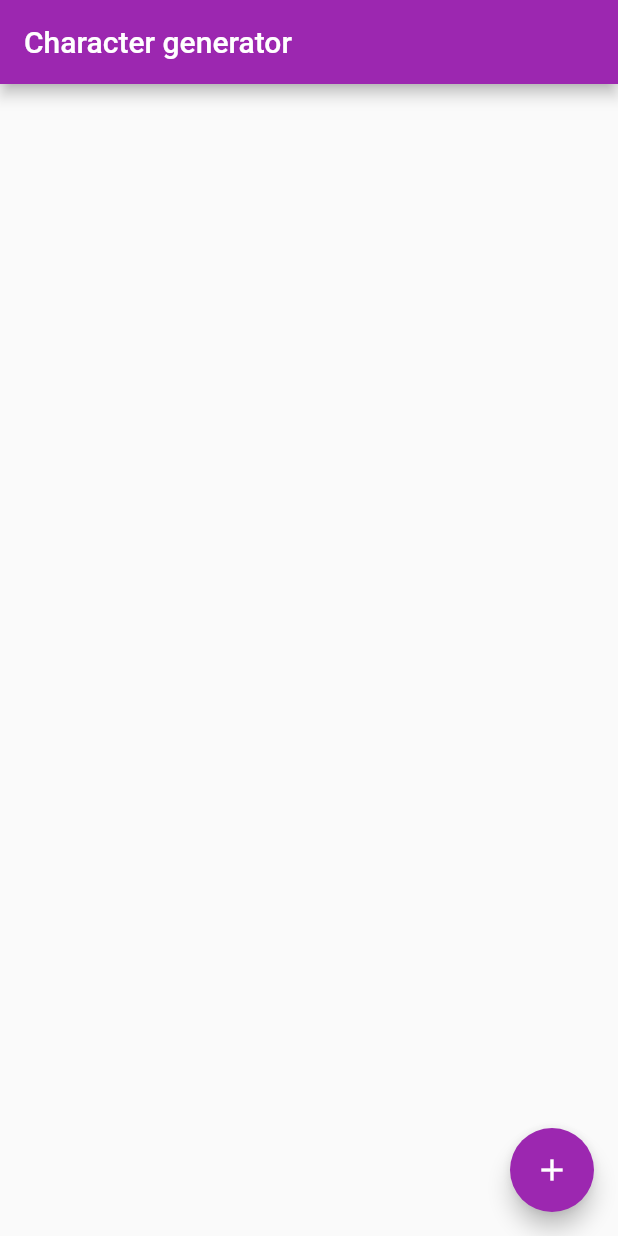
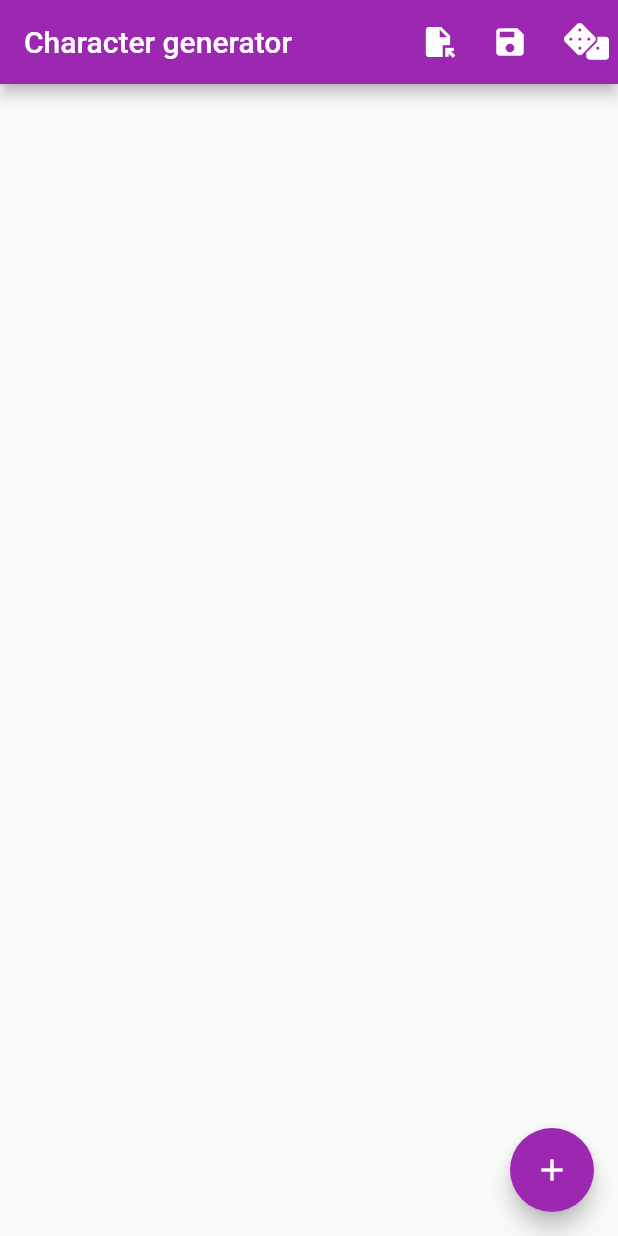
Before and after one commit to user17359/gm_familiar, a Flutter app: the screen it shows after launch, after a tap on "Random Character Generator", on a phone screen of 412 x 824 dp. Run offline on Flutter 3.47's test engine with Material 2 defaults, Android fonts, the phone set to English and light mode, and no system bars.

Commit message:
Added full reroll button

```diff
--- a/lib/character_generator.dart
+++ b/lib/character_generator.dart
@@ -90,6 +90,31 @@ class _CharacterGeneratorState extends State<StatefulCharacterGenerator> {
     return Scaffold(
       appBar: AppBar(
         title: const Text("Character generator"),
+        actions: <Widget>[
+          IconButton(
+            icon: const Icon(Icons.file_open),
+            onPressed: () {
+
+            },
+          ),
+          IconButton(
+            icon: const Icon(Icons.save),
+            onPressed: () {
+
+            },
+          ),
+          IconButton(
+            icon: const Icon(CustomIcons.dice),
+            onPressed: () async => {
+              for(int index = 0; index < parameters.length; index++){
+                _rO = await GenerateParameter(
+                    "assets/randomBases/" + parameters[index].parameterFile +
+                        ".txt"),
+                replaceItemInList(index, _rO.icon, _rO.values, _rO.showIcon)
+              }
+            },
+          ),
+        ],
       ),
       body: Center(
           child: ListView.builder(
```
